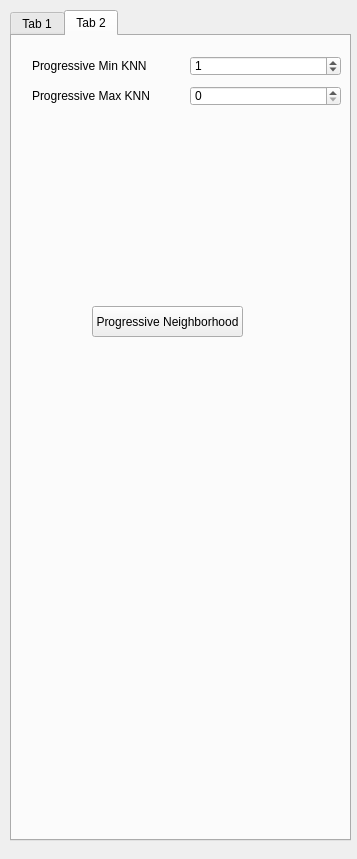
Qt form point-cloud-2015/UI/para_wlop.ui (sunwaylive/Point-Cloud-Processing-2015) before a commit.
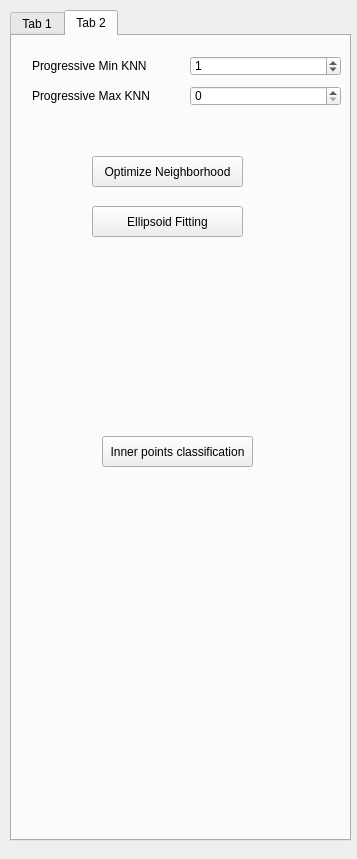
The same form after that commit. The open tabs and pages were chosen to show the change.

Commit message: before adding ellipsoid fit

The edit to the form file:
```diff
--- a/point-cloud-2015/UI/para_wlop.ui
+++ b/point-cloud-2015/UI/para_wlop.ui
@@ -500,13 +500,13 @@
      <property name="geometry">
       <rect>
        <x>80</x>
-       <y>270</y>
+       <y>120</y>
        <width>151</width>
        <height>31</height>
       </rect>
      </property>
      <property name="text">
-      <string>Progressive Neighborhood</string>
+      <string>Optimize Neighborhood</string>
      </property>
     </widget>
     <widget class="QLabel" name="label_9">
@@ -579,6 +579,32 @@
       <double>0.100000000000000</double>
      </property>
     </widget>
+    <widget class="QPushButton" name="inner_points_classification">
+     <property name="geometry">
+      <rect>
+       <x>90</x>
+       <y>400</y>
+       <width>151</width>
+       <height>31</height>
+      </rect>
+     </property>
+     <property name="text">
+      <string>Inner points classification</string>
+     </property>
+    </widget>
+    <widget class="QPushButton" name="pushButton_ellipsoid_fitting">
+     <property name="geometry">
+      <rect>
+       <x>80</x>
+       <y>170</y>
+       <width>151</width>
+       <height>31</height>
+      </rect>
+     </property>
+     <property name="text">
+      <string>Ellipsoid Fitting</string>
+     </property>
+    </widget>
    </widget>
   </widget>
  </widget>
```
Left out of the diff: 2 changed lines with no effect on the pictures. The commit also changes 7 other files.
